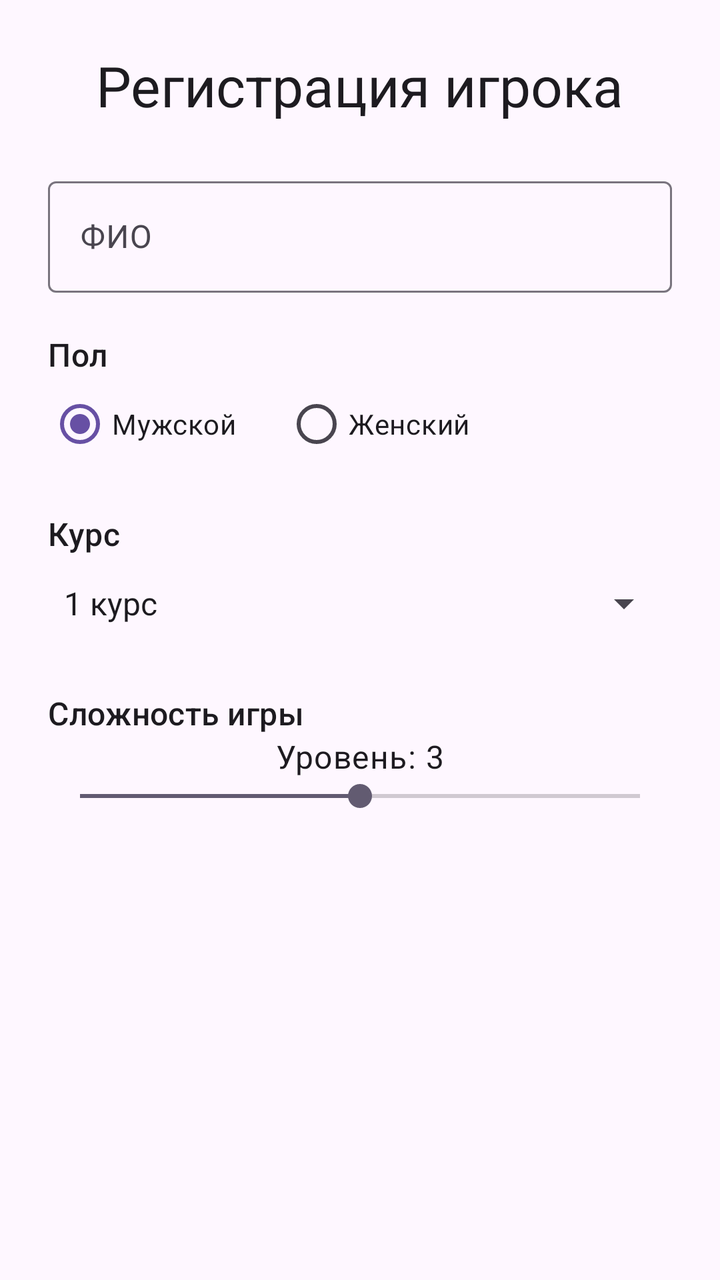
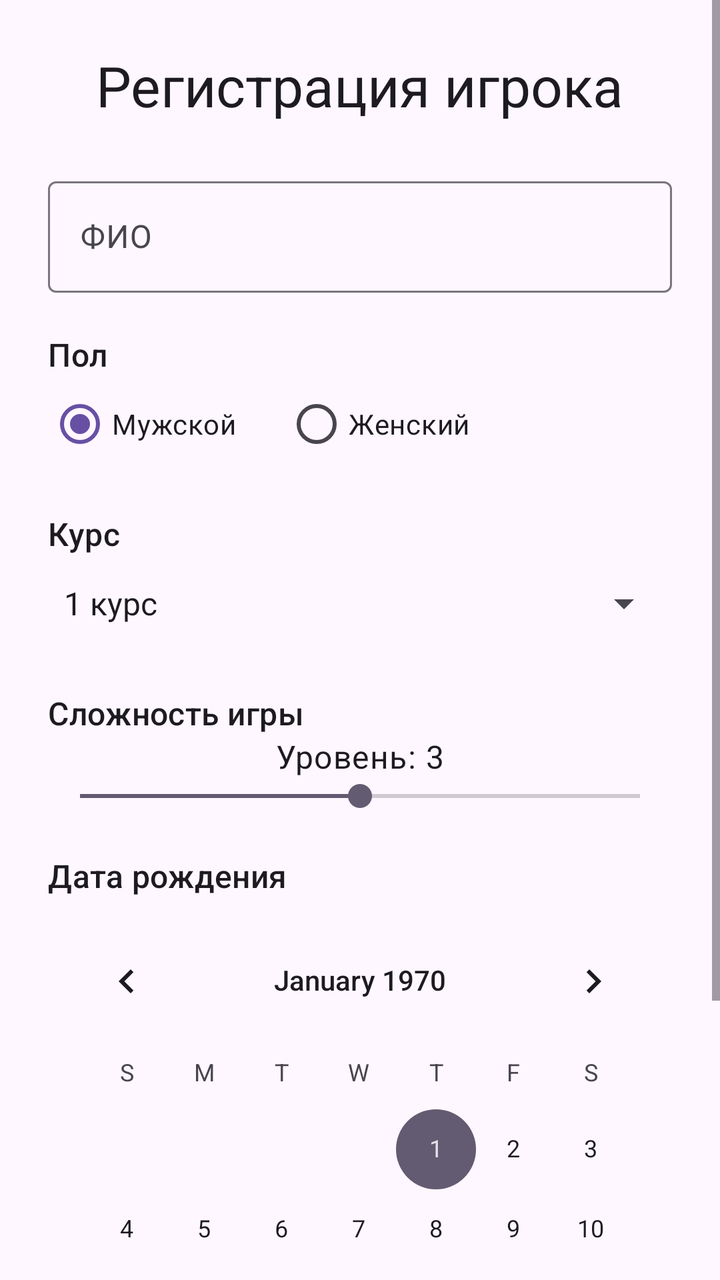

Before-and-after screenshots of an Android layout around one commit, followed by the original layout XML and the change that was made.
<!-- AndroidManifest.xml: application theme Theme.GameZhukii -->
<!-- res/layout/activity_main.xml -->
<?xml version="1.0" encoding="utf-8"?>
<ScrollView xmlns:android="http://schemas.android.com/apk/res/android"
    xmlns:tools="http://schemas.android.com/tools"
    android:id="@+id/main"
    android:layout_width="match_parent"
    android:layout_height="match_parent"
    android:fillViewport="true"
    tools:context=".MainActivity">

    <LinearLayout
        android:layout_width="match_parent"
        android:layout_height="wrap_content"
        android:orientation="vertical"
        android:padding="24dp">

        <TextView
            android:layout_width="wrap_content"
            android:layout_height="wrap_content"
            android:layout_gravity="center_horizontal"
            android:layout_marginBottom="24dp"
            android:text="@string/registration_title"
            android:textAppearance="@style/TextAppearance.Material3.HeadlineMedium" />

        <com.google.android.material.textfield.TextInputLayout
            android:layout_width="match_parent"
            android:layout_height="wrap_content"
            android:hint="@string/full_name">

            <com.google.android.material.textfield.TextInputEditText
                android:id="@+id/fullNameInput"
                android:layout_width="match_parent"
                android:layout_height="wrap_content"
                android:inputType="textCapWords"
                android:maxLines="1" />
        </com.google.android.material.textfield.TextInputLayout>

        <TextView
            android:layout_width="wrap_content"
            android:layout_height="wrap_content"
            android:layout_marginTop="20dp"
            android:text="@string/gender"
            android:textAppearance="@style/TextAppearance.Material3.TitleMedium" />

        <RadioGroup
            android:id="@+id/genderGroup"
            android:layout_width="match_parent"
            android:layout_height="wrap_content"
            android:orientation="horizontal">

            <RadioButton
                android:id="@+id/maleRadioButton"
                android:layout_width="wrap_content"
                android:layout_height="wrap_content"
                android:checked="true"
                android:text="@string/male" />

            <RadioButton
                android:id="@+id/femaleRadioButton"
                android:layout_width="wrap_content"
                android:layout_height="wrap_content"
                android:layout_marginStart="24dp"
                android:text="@string/female" />
        </RadioGroup>

        <TextView
            android:layout_width="wrap_content"
            android:layout_height="wrap_content"
            android:layout_marginTop="20dp"
            android:text="@string/course"
            android:textAppearance="@style/TextAppearance.Material3.TitleMedium" />

        <Spinner
            android:id="@+id/courseSpinner"
            android:layout_width="match_parent"
            android:layout_height="48dp"
            android:entries="@array/courses"
            android:spinnerMode="dropdown" />

        <TextView
            android:layout_width="wrap_content"
            android:layout_height="wrap_content"
            android:layout_marginTop="20dp"
            android:text="@string/difficulty"
            android:textAppearance="@style/TextAppearance.Material3.TitleMedium" />

        <TextView
            android:id="@+id/difficultyValue"
            android:layout_width="wrap_content"
            android:layout_height="wrap_content"
            android:layout_gravity="center_horizontal"
            android:text="@string/difficulty_default"
            android:textAppearance="@style/TextAppearance.Material3.BodyLarge" />

        <SeekBar
            android:id="@+id/difficultySeekBar"
            android:layout_width="match_parent"
            android:layout_height="wrap_content"
            android:max="4"
            android:progress="2" />

    </LinearLayout>
</ScrollView>
<!-- resources referenced by this layout -->
<resources>
  <string-array name="courses">
          <item>1 курс</item>
          <item>2 курс</item>
          <item>3 курс</item>
          <item>4 курс</item>
          <item>5 курс</item>
      </string-array>
  <string name="course">Курс</string>
  <string name="difficulty">Сложность игры</string>
  <string name="difficulty_default">Уровень: 3</string>
  <string name="female">Женский</string>
  <string name="full_name">ФИО</string>
  <string name="gender">Пол</string>
  <string name="male">Мужской</string>
  <string name="registration_title">Регистрация игрока</string>
  <style name="Theme.GameZhukii" parent="Base.Theme.GameZhukii" />
  <style name="Base.Theme.GameZhukii" parent="Theme.Material3.DayNight.NoActionBar">
          
          
      </style>
</resources>

<!-- the commit's change to res/layout/activity_main.xml (unified diff, before → after) -->
@@ -98,5 +98,18 @@
             android:max="4"
             android:progress="2" />
 
+        <TextView
+            android:layout_width="wrap_content"
+            android:layout_height="wrap_content"
+            android:layout_marginTop="20dp"
+            android:text="@string/birth_date"
+            android:textAppearance="@style/TextAppearance.Material3.TitleMedium" />
+
+        <CalendarView
+            android:id="@+id/birthDateCalendar"
+            android:layout_width="match_parent"
+            android:layout_height="wrap_content"
+            android:layout_marginTop="8dp" />
+
     </LinearLayout>
 </ScrollView>
<!-- resource entries referenced after the edit -->
@@ -7,6 +7,7 @@
           <item>4 курс</item>
           <item>5 курс</item>
       </string-array>
+  <string name="birth_date">Дата рождения</string>
   <string name="course">Курс</string>
   <string name="difficulty">Сложность игры</string>
   <string name="difficulty_default">Уровень: 3</string>
